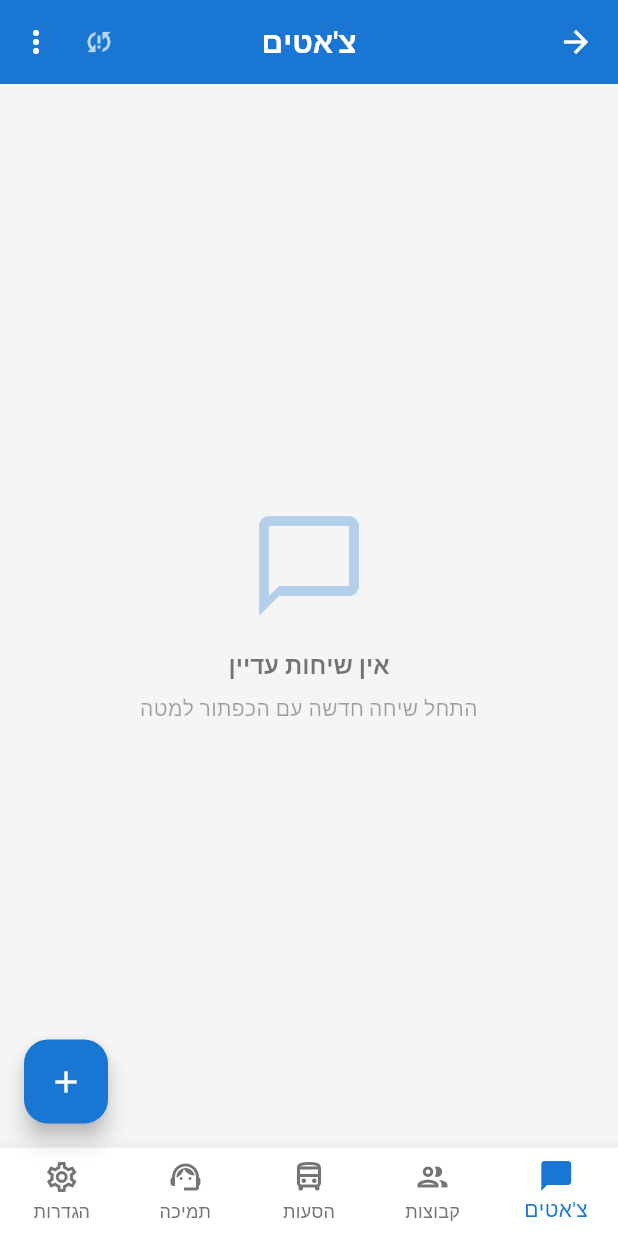
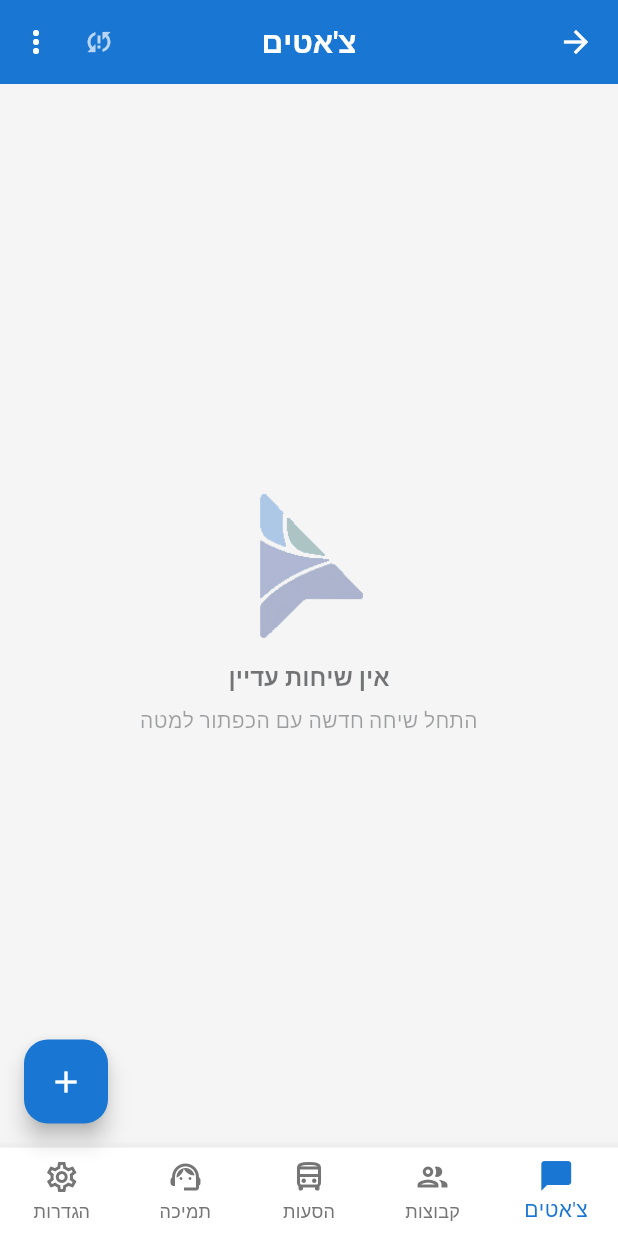
Before and after one commit to jammalmassalha/tzmc.push.app, a Flutter app: the ChatShellScreen screen opened directly, on a phone screen of 412 x 824 dp. Run offline on Flutter 3.47's test engine with Material 3 defaults, Android fonts, the phone set to English and light mode, and no system bars; our stand-ins replace connectivity_plus, cookie_jar, dio, dio_cookie_manager, drift, equatable and 11 more; accounts and stored records are empty; generated files the repository leaves out were written again; network calls fail.

Commit message:
fix: replace generic chat_bubble icon with app logo on splash + empty screens
Agent-Logs-Url: https://github.com/jmassalha/tzmc.push.app/sessions/27fd94dd-de90-4600-b71f-4cef44974a2e

Co-authored-by: jammalmassalha <27696154+jammalmassalha@users.noreply.github.com>

```diff
--- a/flutter_app/lib/features/chat/presentation/chat_list_screen.dart
+++ b/flutter_app/lib/features/chat/presentation/chat_list_screen.dart
@@ -27,10 +27,12 @@ class ChatListScreen extends ConsumerWidget {
         child: Column(
           mainAxisAlignment: MainAxisAlignment.center,
           children: [
-            Icon(
-              Icons.chat_bubble_outline,
-              size: 80,
+            Image.asset(
+              'assets/images/logo.png',
+              width: 96,
+              height: 96,
               color: Theme.of(context).colorScheme.primary.withAlpha((255 * 0.3).round()),
+              colorBlendMode: BlendMode.modulate,
             ),
             const SizedBox(height: 16),
             Text(
```
Also changed, not shown: flutter_app/lib/features/chat/presentation/message_screen.dart (+5 -3 lines), flutter_app/lib/main.dart (+7 -5 lines).
